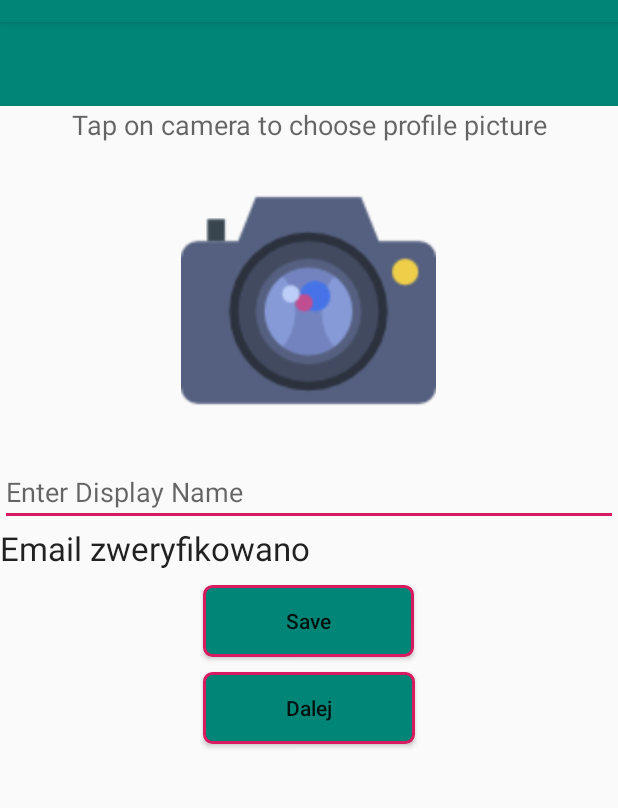
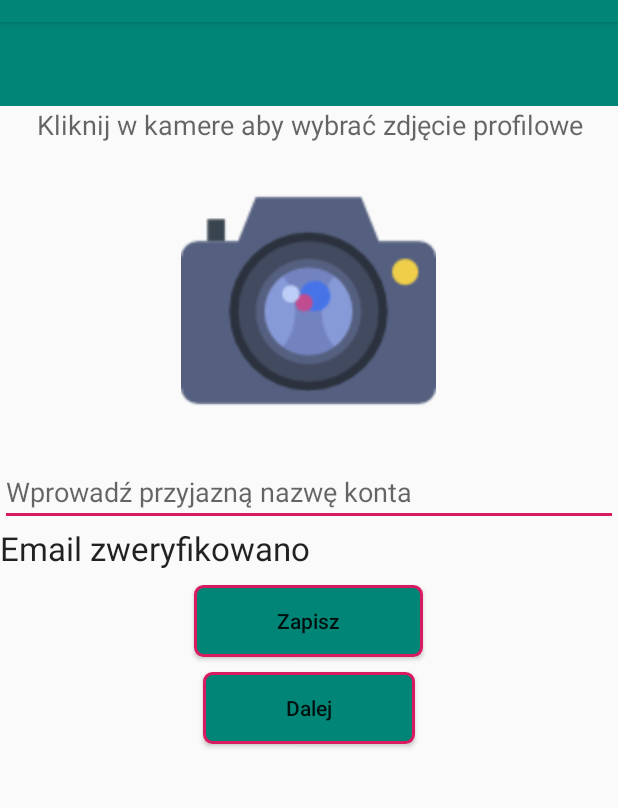
Before and after one commit to grzesiekm0/Your-strong-helper, an Android app: the ProfileActivity screen opened directly, with no data from a screen before it, on a phone screen of 412 x 824 dp, the part 62-870 px from its top. Run offline under Robolectric (Android 15) with nearby library versions, the phone set to English and light mode, and no system bars; our stand-ins replace Firebase (no records; nobody signed in at launch, a user with empty details on screens opened directly).

Commit message:
Subtitles has been translated.

```diff
--- a/app/src/main/res/layout/activity_profile.xml
+++ b/app/src/main/res/layout/activity_profile.xml
@@ -16,7 +16,7 @@
     <TextView
         android:layout_width="match_parent"
         android:layout_height="wrap_content"
-        android:text="Tap on camera to choose profile picture"
+        android:text="Kliknij w kamere aby wybrać zdjęcie profilowe"
         android:textAlignment="center"
         android:textAppearance="@style/Base.TextAppearance.AppCompat.Medium" />
 
@@ -47,7 +47,7 @@
         android:id="@+id/editTextDisplayName"
         android:layout_width="match_parent" android:inputType=""
         android:layout_height="wrap_content"
-        android:hint="Enter Display Name" />
+        android:hint="Wprowadź przyjazną nazwę konta" />
 
     <TextView
         android:id="@+id/textViewVerified"
@@ -65,7 +65,7 @@
         android:background="@drawable/rounded_button_solid"
         android:paddingLeft="55dp"
         android:paddingRight="55dp"
-        android:text="Save"
+        android:text="Zapisz"
         android:textAllCaps="false" />
 
     <Button
```
